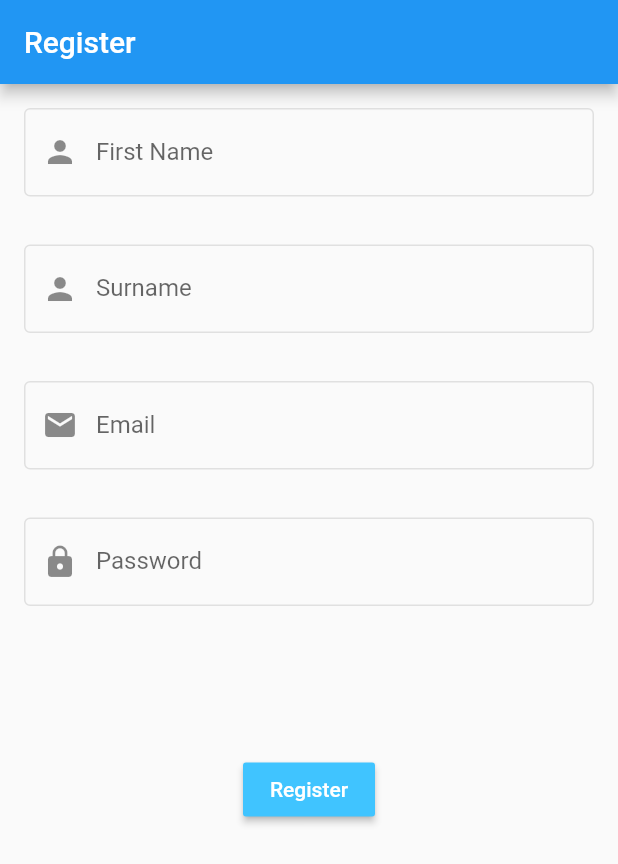
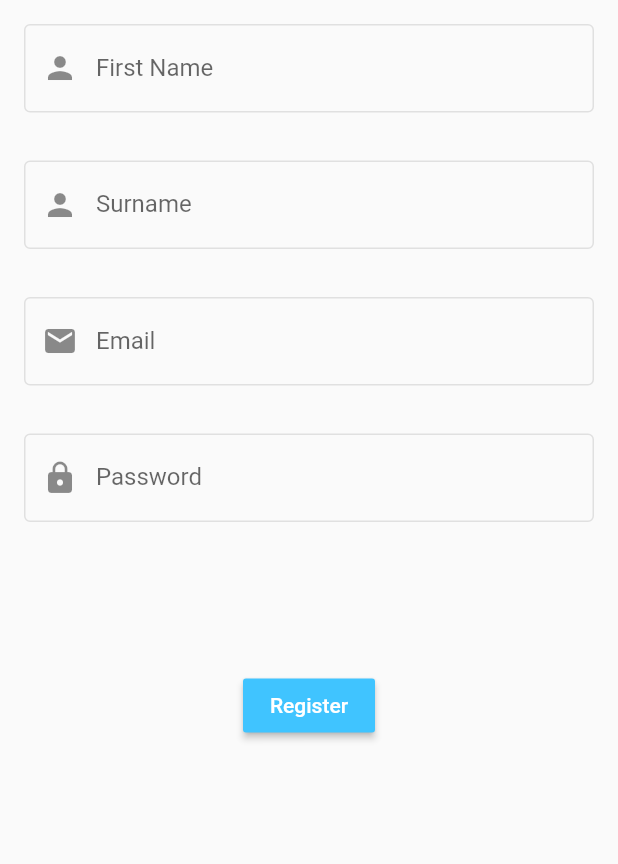
Before and after one commit to ThevinuMathusinghe/PIP, a Flutter app: the screen it shows after launch, on a phone screen of 412 x 824 dp. Shown: the top 864 px of the screen. Run offline on Flutter 3.47's test engine with Material 2 defaults, Android fonts, the phone set to English and light mode, and no system bars; our stand-ins replace image_picker; missing offline and left inert: firebase_ml_vision; accounts and stored records are empty.

Commit message:
Accounted for the status bar at the top

```diff
--- a/frontend/lib/screen/register.dart
+++ b/frontend/lib/screen/register.dart
@@ -16,13 +16,11 @@ class _Register extends State<Register> {
     double width = MediaQuery.of(context).size.width;
     double height = MediaQuery.of(context).size.height;
     return Scaffold(
-      appBar: AppBar(
-        title: Text('Register'),
-      ),
       body: Center(
           child: Column(
         mainAxisAlignment: MainAxisAlignment.start,
         children: <Widget>[
+          Container(height: MediaQuery.of(context).padding.top),
           Padding(
             padding: EdgeInsets.symmetric(vertical: 16.0, horizontal: 16.0),
             child: TextField(
```
Also changed, not shown: 1 other file.
